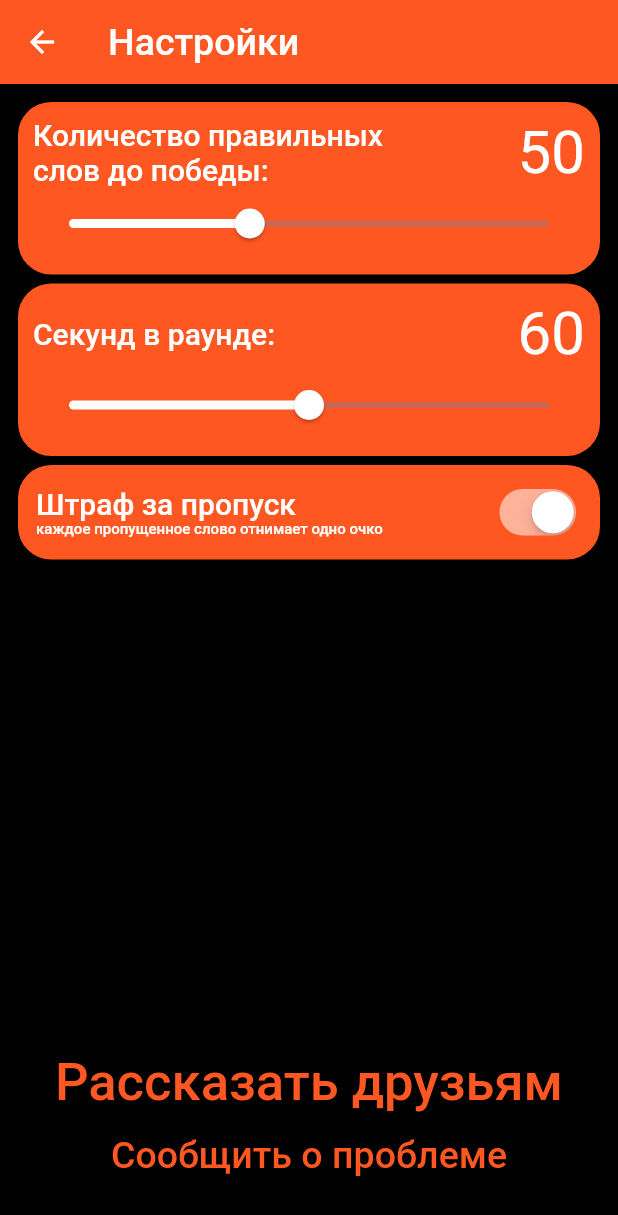
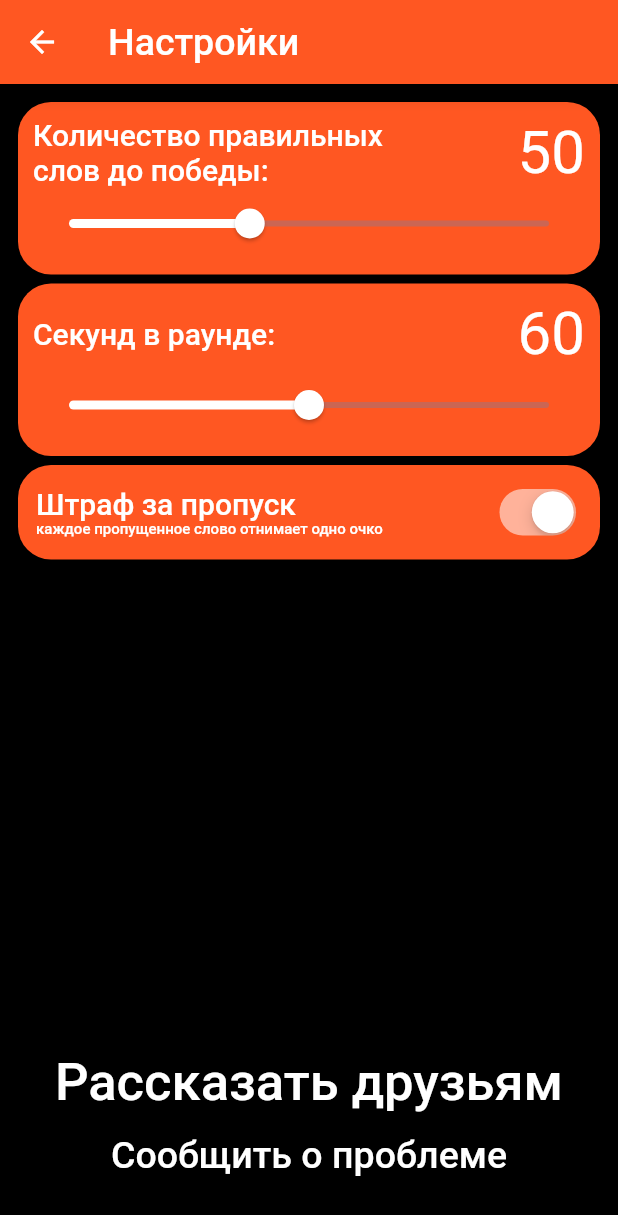
Before and after one commit to iliiagerman/Alias_Bible, a Flutter app: the SettingsScreen screen opened by its route, on a phone screen of 412 x 824 dp. Shown: the top 1215 px of the screen. Run offline on Flutter 3.47's test engine with Material 2 defaults, Android fonts, the phone set to English and light mode, and no system bars; project files that could hold a hidden picture were left out.

Commit message:
no message

```diff
--- a/lib/screen/rule_screen.dart
+++ b/lib/screen/rule_screen.dart
@@ -96,7 +96,7 @@ class _RuleScreenState extends State<RuleScreen> {
               ],
             ),
             const Spacer(),
-            const ButtonLikeAndShare(name: 'нравится игра?', size: 40),
+           ButtonLikeAndShare(name: 'нравится игра?', size: 40, onButtonClick: () {},),
             const SizedBox(height: 50),
           ],
         ));
--- a/lib/screen/settings_screen.dart
+++ b/lib/screen/settings_screen.dart
@@ -62,8 +62,16 @@ class _SettingsScreenState extends State<SettingsScreen> {
           ),
           const SettingsFormTree(),
           const Spacer(),
-          const ButtonLikeAndShare(name: 'Рассказать друзьям', size: 35),
-          const ButtonLikeAndShare(name: 'Cообщить о проблеме', size: 25),
+          ButtonLikeAndShare(
+            name: 'Рассказать друзьям',
+            size: 35,
+            onButtonClick: () {},
+          ),
+          ButtonLikeAndShare(
+            name: 'Cообщить о проблеме',
+            size: 25,
+            onButtonClick: () {},
+          ),
           const SizedBox(height: 30),
         ],
       ),
--- a/lib/widgets/button/button_like_and_share.dart
+++ b/lib/widgets/button/button_like_and_share.dart
@@ -1,22 +1,26 @@
 import 'package:flutter/material.dart';
 
 class ButtonLikeAndShare extends StatelessWidget {
-  const ButtonLikeAndShare({Key? key, required this.name, required this.size }) : super(key: key);
+  const ButtonLikeAndShare({Key? key, required this.name, required this.size, required this.onButtonClick, this.color }) : super(key: key);
 
   final String name;
   final double size;
+  final Color? color;
+  final VoidCallback onButtonClick;
+
 
   @override
   Widget build(BuildContext context) {
     return ElevatedButton(
-      onPressed: () {},
+      onPressed: onButtonClick,
       style: ElevatedButton.styleFrom(
       backgroundColor: Colors.black,
 
     ),
       child: Text(
         name,
-        style: TextStyle(color: Colors.deepOrange, fontSize: size),
+        style: TextStyle(color: color, fontSize: size),
       ),);
   }
 }
+// Colors.deepOrange
```
Also changed, not shown: lib/screen/game_srceen.dart (+30 -4 lines), lib/widgets/game/timer.dart (+10 -17 lines).
